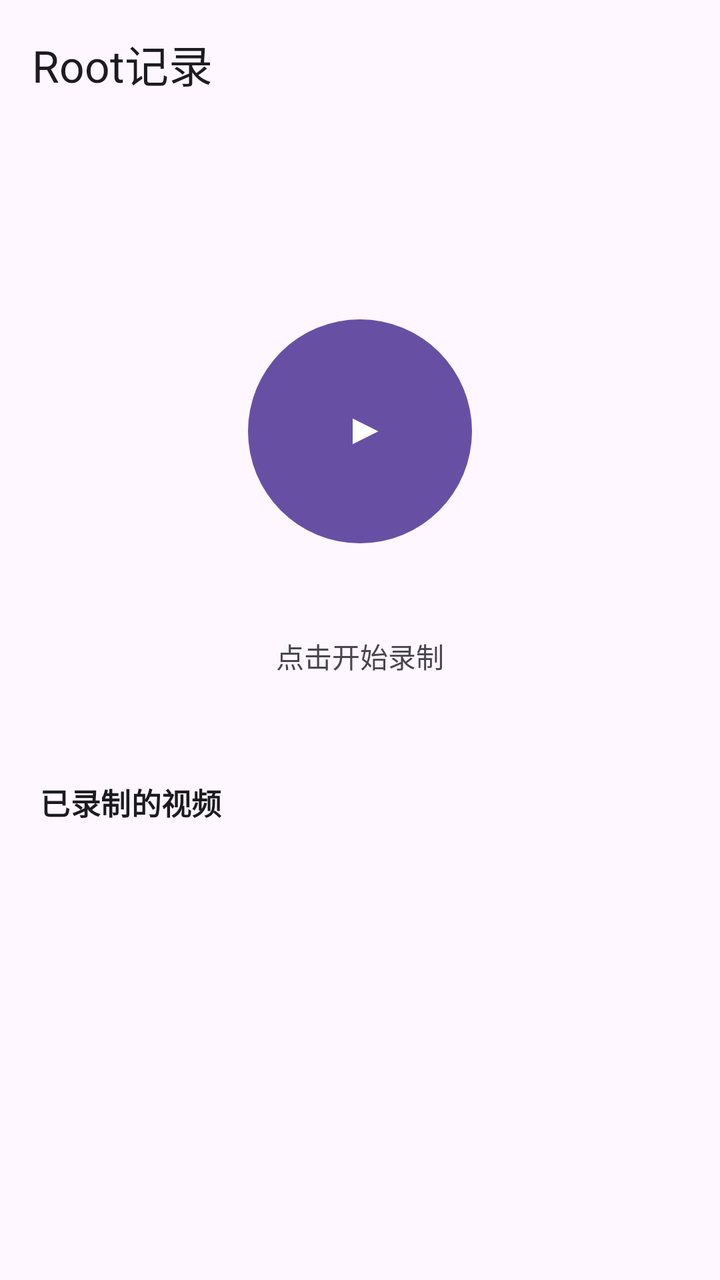
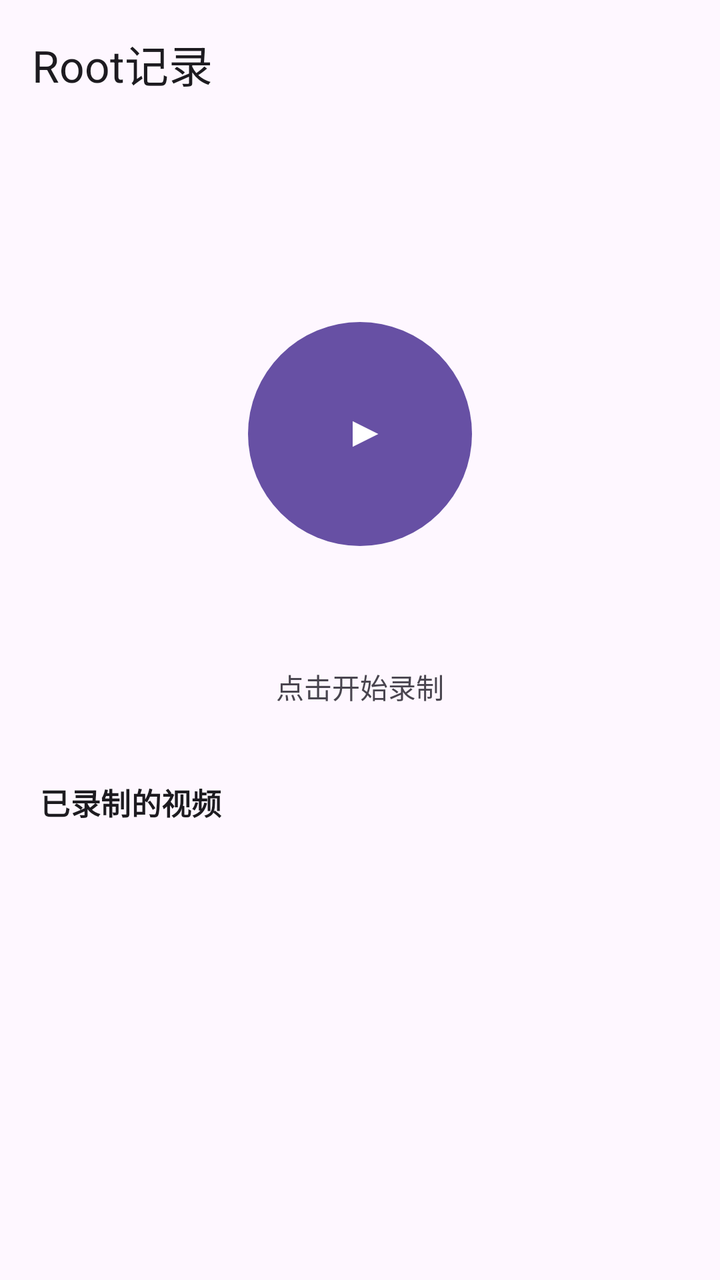

Screens rendered from an Android XML layout before and after an edit, with the pre-edit source and the edit as a unified diff.
<!-- AndroidManifest.xml: application theme Theme.ScreenRecord -->
<!-- res/layout/activity_main.xml -->
<?xml version="1.0" encoding="utf-8"?>
<androidx.constraintlayout.widget.ConstraintLayout
    xmlns:android="http://schemas.android.com/apk/res/android"
    xmlns:app="http://schemas.android.com/apk/res-auto"
    android:layout_width="match_parent"
    android:layout_height="match_parent"
    android:background="?attr/colorSurface">

    <com.google.android.material.appbar.MaterialToolbar
        android:id="@+id/toolbar"
        android:layout_width="match_parent"
        android:layout_height="?attr/actionBarSize"
        app:title="@string/app_name"
        app:titleTextColor="?attr/colorOnSurface"
        app:layout_constraintTop_toTopOf="parent" />

    
    <FrameLayout
        android:id="@+id/record_container"
        android:layout_width="0dp"
        android:layout_height="wrap_content"
        app:layout_constraintTop_toBottomOf="@id/toolbar"
        app:layout_constraintBottom_toTopOf="@id/tv_hint"
        app:layout_constraintStart_toStartOf="parent"
        app:layout_constraintEnd_toEndOf="parent"
        app:layout_constraintVertical_bias="0.45"
        android:padding="8dp">

        
        <com.fengyi.screenrecord.WaveProgressView
            android:id="@+id/progress"
            android:layout_width="188dp"
            android:layout_height="188dp"
            android:layout_gravity="center"
            android:visibility="invisible" />

        
        <com.google.android.material.button.MaterialButton
            android:id="@+id/btn_record"
            android:layout_width="112dp"
            android:layout_height="112dp"
            android:layout_gravity="center"
            app:icon="@drawable/ic_record"
            app:iconSize="44dp"
            app:iconPadding="0dp"
            app:iconGravity="textStart"
            app:iconTint="#FFFFFF"
            app:cornerRadius="56dp"
            app:backgroundTint="?attr/colorPrimary"
            android:insetTop="0dp"
            android:insetBottom="0dp" />

    </FrameLayout>

    <TextView
        android:id="@+id/tv_status"
        android:layout_width="wrap_content"
        android:layout_height="wrap_content"
        android:text="点击开始录制"
        android:textSize="14sp"
        android:textColor="?attr/colorOnSurfaceVariant"
        app:layout_constraintTop_toBottomOf="@id/record_container"
        app:layout_constraintStart_toStartOf="parent"
        app:layout_constraintEnd_toEndOf="parent" />

    
    <TextView
        android:id="@+id/tv_hint"
        android:layout_width="match_parent"
        android:layout_height="wrap_content"
        android:paddingStart="20dp"
        android:paddingTop="12dp"
        android:paddingBottom="8dp"
        android:text="已录制的视频"
        android:textSize="15sp"
        android:textStyle="bold"
        android:letterSpacing="0.01"
        android:textColor="?attr/colorOnSurface"
        app:layout_constraintBottom_toTopOf="@id/recycler" />

    <androidx.recyclerview.widget.RecyclerView
        android:id="@+id/recycler"
        android:layout_width="match_parent"
        android:layout_height="220dp"
        android:clipToPadding="false"
        android:paddingHorizontal="12dp"
        android:paddingBottom="16dp"
        app:layout_constraintBottom_toBottomOf="parent" />

</androidx.constraintlayout.widget.ConstraintLayout>
<!-- resources referenced by this layout -->
<resources>
  <!-- drawable ic_record (drawable) -->
  <?xml version="1.0" encoding="utf-8"?>
  <vector xmlns:android="http://schemas.android.com/apk/res/android"
      android:width="48dp"
      android:height="48dp"
      android:viewportWidth="24"
      android:viewportHeight="24">
      <path
          android:fillColor="#FFFFFF"
          android:pathData="M10,8.5l7,3.5 -7,3.5z" />
  </vector>
  <string name="app_name">Root记录</string>
  <style name="Theme.ScreenRecord" parent="Theme.Material3.DayNight.NoActionBar">
          <item name="android:statusBarColor">@android:color/transparent</item>
          <item name="android:windowLightStatusBar">true</item>
          
          <item name="shapeAppearanceSmallComponent">@style/ShapeAppearance.App.SmallComponent</item>
          <item name="shapeAppearanceMediumComponent">@style/ShapeAppearance.App.MediumComponent</item>
          <item name="shapeAppearanceLargeComponent">@style/ShapeAppearance.App.LargeComponent</item>
      </style>
  <style name="ShapeAppearance.App.SmallComponent" parent="ShapeAppearance.Material3.Corner.Small">
          <item name="cornerFamily">rounded</item>
          <item name="cornerSize">12dp</item>
      </style>
  <style name="ShapeAppearance.App.MediumComponent" parent="ShapeAppearance.Material3.Corner.Medium">
          <item name="cornerFamily">rounded</item>
          <item name="cornerSize">18dp</item>
      </style>
  <style name="ShapeAppearance.App.LargeComponent" parent="ShapeAppearance.Material3.Corner.Large">
          <item name="cornerFamily">rounded</item>
          <item name="cornerSize">24dp</item>
      </style>
</resources>

<!-- the commit's change to res/layout/activity_main.xml (unified diff, before → after) -->
@@ -27,12 +27,19 @@
         android:padding="8dp">
 
         
-        <com.fengyi.screenrecord.WaveProgressView
+        <com.google.android.material.progressindicator.CircularProgressIndicator
             android:id="@+id/progress"
             android:layout_width="188dp"
             android:layout_height="188dp"
             android:layout_gravity="center"
-            android:visibility="invisible" />
+            android:indeterminate="true"
+            android:visibility="invisible"
+            app:indicatorColor="?attr/colorPrimary"
+            app:trackColor="#22000000"
+            app:trackThickness="8dp"
+            app:trackCornerRadius="9dp"
+            app:indicatorSize="188dp"
+            app:indicatorInset="14dp" />
 
         
         <com.google.android.material.button.MaterialButton
